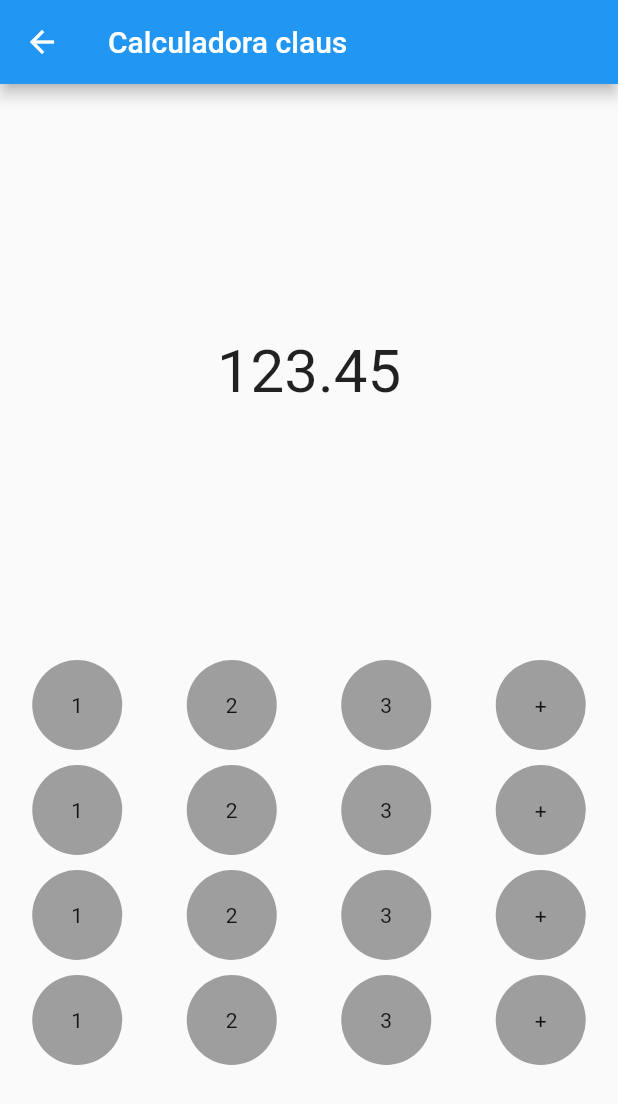
After one commit to klauscj1/capacitacion_icreativa_flutter, a Flutter app: the CalculadorClaus screen opened directly, on a phone screen of 412 x 824 dp. The commit adds this screen. Shown: the top 1104 px of the screen. Run offline on Flutter 3.47's test engine with Material 2 defaults, Android fonts, the phone set to English and light mode, and no system bars; our stand-ins replace math_expressions.

Commit message:
calculadoras revisiones

```diff
--- a/lib/ui/pages/calculador_menu.dart
+++ b/lib/ui/pages/calculador_menu.dart
@@ -4,6 +4,8 @@ import 'package:clase_2/ui/pages/calculadora_jorge.dart';
 import 'package:clase_2/ui/pages/calculadora_lina.dart';
 import 'package:clase_2/ui/widgets/menu_item_widget.dart';
 import 'package:flutter/material.dart';
+
+import 'calculadora_claus.dart';
 
 class CalculadoraMenu extends StatelessWidget {
   @override
@@ -41,6 +43,12 @@ class CalculadoraMenu extends StatelessWidget {
               titulo: 'Jorge Arevalo',
               subtitulo: 'Jorge Arevalo',
             ),
+            MenuItem(
+              pagina: CalculadorClaus(),
+              leading: 'JA',
+              titulo: 'Claus Chocho',
+              subtitulo: 'Claus Chocho',
+            ),
           ],
         ),
       ),
--- a/lib/ui/pages/calculadora_Edi.dart
+++ b/lib/ui/pages/calculadora_Edi.dart
@@ -6,14 +6,16 @@ class CalculadoraEdison extends StatefulWidget {
 }
 
 class _CalculadoraState extends State<CalculadoraEdison> {
-
   Widget crearBoton(String btntxt, String hero) {
     return FloatingActionButton(
       heroTag: '$hero',
       onPressed: () {
         calcular('$btntxt');
       },
-      child: Text('$btntxt',style: TextStyle(fontSize: 30),),
+      child: Text(
+        '$btntxt',
+        style: TextStyle(fontSize: 30),
+      ),
     );
   }
 
--- /dev/null
+++ b/lib/ui/pages/calculadora_claus.dart
@@ -0,0 +1,211 @@
+import 'package:flutter/material.dart';
+
+class CalculadorClaus extends StatefulWidget {
+  @override
+  _CalculadorClausState createState() => _CalculadorClausState();
+}
+
+class _CalculadorClausState extends State<CalculadorClaus> {
+  @override
+  Widget build(BuildContext context) {
+    return Scaffold(
+      appBar: AppBar(
+        title: Text('Calculadora claus'),
+      ),
+      body: Column(
+        children: [
+          Expanded(
+              child: Container(
+            child: Center(
+              child: Text(
+                '123.45',
+                style: TextStyle(fontSize: 40),
+              ),
+            ),
+          )),
+          Expanded(
+            child: Container(
+              child: Column(
+                children: [
+                  Row(
+                    mainAxisAlignment: MainAxisAlignment.spaceAround,
+                    children: [
+                      Container(
+                        decoration: BoxDecoration(
+                            color: Colors.grey,
+                            borderRadius:
+                                BorderRadius.all(Radius.circular(50))),
+                        width: 60,
+                        height: 60,
+                        child: Center(child: Text('1')),
+                      ),
+                      Container(
+                        decoration: BoxDecoration(
+                            color: Colors.grey,
+                            borderRadius:
+                                BorderRadius.all(Radius.circular(50))),
+                        width: 60,
+                        height: 60,
+                        child: Center(child: Text('2')),
+                      ),
+                      Container(
+                        decoration: BoxDecoration(
+                            color: Colors.grey,
+                            borderRadius:
+                                BorderRadius.all(Radius.circular(50))),
+                        width: 60,
+                        height: 60,
+                        child: Center(child: Text('3')),
+                      ),
+                      Container(
+                        decoration: BoxDecoration(
+                            color: Colors.grey,
+                            borderRadius:
+                                BorderRadius.all(Radius.circular(50))),
+                        width: 60,
+                        height: 60,
+                        child: Center(child: Text('+')),
+                      )
+                    ],
+                  ),
+                  SizedBox(
+                    height: 10,
+                  ),
+                  Row(
+                    mainAxisAlignment: MainAxisAlignment.spaceAround,
+                    children: [
+                      Container(
+                        decoration: BoxDecoration(
+                            color: Colors.grey,
+                            borderRadius:
+                                BorderRadius.all(Radius.circular(50))),
+                        width: 60,
+                        height: 60,
+                        child: Center(child: Text('1')),
+                      ),
+                      Container(
+                        decoration: BoxDecoration(
+                            color: Colors.grey,
+                            borderRadius:
+                                BorderRadius.all(Radius.circular(50))),
+                        width: 60,
+                        height: 60,
+                        child: Center(child: Text('2')),
+                      ),
+                      Container(
+                        decoration: BoxDecoration(
+                            color: Colors.grey,
+                            borderRadius:
+                                BorderRadius.all(Radius.circular(50))),
+                        width: 60,
+                        height: 60,
+                        child: Center(child: Text('3')),
+                      ),
+                      Container(
+                        decoration: BoxDecoration(
+                            color: Colors.grey,
+                            borderRadius:
+                                BorderRadius.all(Radius.circular(50))),
+                        width: 60,
+                        height: 60,
+                        child: Center(child: Text('+')),
+                      )
+                    ],
+                  ),
+                  SizedBox(
+                    height: 10,
+                  ),
+                  Row(
+                    mainAxisAlignment: MainAxisAlignment.spaceAround,
+                    children: [
+                      Container(
+                        decoration: BoxDecoration(
+                            color: Colors.grey,
+                            borderRadius:
+                                BorderRadius.all(Radius.circular(50))),
+                        width: 60,
+                        height: 60,
+                        child: Center(child: Text('1')),
+                      ),
+                      Container(
+                        decoration: BoxDecoration(
+                            color: Colors.grey,
+                            borderRadius:
+                                BorderRadius.all(Radius.circular(50))),
+                        width: 60,
+                        height: 60,
+                        child: Center(child: Text('2')),
+                      ),
+                      Container(
+                        decoration: BoxDecoration(
+                            color: Colors.grey,
+                            borderRadius:
+                                BorderRadius.all(Radius.circular(50))),
+                        width: 60,
+                        height: 60,
+                        child: Center(child: Text('3')),
+                      ),
+                      Container(
+                        decoration: BoxDecoration(
+                            color: Colors.grey,
+                            borderRadius:
+                                BorderRadius.all(Radius.circular(50))),
+                        width: 60,
+                        height: 60,
+                        child: Center(child: Text('+')),
+                      )
+                    ],
+                  ),
+                  SizedBox(
+                    height: 10,
+                  ),
+                  Row(
+                    mainAxisAlignment: MainAxisAlignment.spaceAround,
+                    children: [
+                      Container(
+                        decoration: BoxDecoration(
+                            color: Colors.grey,
+                            borderRadius:
+                                BorderRadius.all(Radius.circular(50))),
+                        width: 60,
+                        height: 60,
+                        child: Center(child: Text('1')),
+                      ),
+                      Container(
+                        decoration: BoxDecoration(
+                            color: Colors.grey,
+                            borderRadius:
+                                BorderRadius.all(Radius.circular(50))),
+                        width: 60,
+                        height: 60,
+                        child: Center(child: Text('2')),
+                      ),
+                      Container(
+                        decoration: BoxDecoration(
+                            color: Colors.grey,
+                            borderRadius:
+                                BorderRadius.all(Radius.circular(50))),
+                        width: 60,
+                        height: 60,
+                        child: Center(child: Text('3')),
+                      ),
+                      Container(
+                        decoration: BoxDecoration(
+                            color: Colors.grey,
+                            borderRadius:
+                                BorderRadius.all(Radius.circular(50))),
+                        width: 60,
+                        height: 60,
+                        child: Center(child: Text('+')),
+                      )
+                    ],
+                  )
+                ],
+              ),
+            ),
+          )
+        ],
+      ),
+    );
+  }
+}
--- a/lib/ui/pages/calculadora_gabriel.dart
+++ b/lib/ui/pages/calculadora_gabriel.dart
@@ -22,13 +22,19 @@ class _CalculadoraGabrielState extends State<CalculadoraGabriel> {
       body: Center(
         child: Column(
           children: [
-            Text(''),
+            SizedBox(
+              height: 5,
+            ),
             Text('$num1'),
             Text('$op'),
             Text('$num2'),
-            Text(''),
+            SizedBox(
+              height: 5,
+            ),
             Text('$respuesta'),
-            Text(''),
+            SizedBox(
+              height: 5,
+            ),
             Row(
               children: [
                 FloatingActionButton(
--- a/lib/ui/pages/calculadora_jorge.dart
+++ b/lib/ui/pages/calculadora_jorge.dart
@@ -17,38 +17,34 @@ class _CalculadoraJorgeState extends State<CalculadoraJorge> {
       if (buttonText == "C") {
         equation = "0";
         result = "0";
-        double equationFonSize = 38.0;
-        double resultFonSize = 48.0;
-      }
-      else if (buttonText == "⌫") {
-        double equationFonSize = 48.0;
-        double resultFonSize = 38.0;
+        // double equationFonSize = 38.0;
+        // double resultFonSize = 48.0;
+      } else if (buttonText == "⌫") {
+        // double equationFonSize = 48.0;
+        // double resultFonSize = 38.0;
         equation = equation.substring(0, equation.length - 1);
         if (equation == "") {
           equation = "0";
         }
-      }
-      else if (buttonText == "=") {
-        double equationFonSize = 38.0;
-        double resultFonSize = 48.0;
+      } else if (buttonText == "=") {
+        // double equationFonSize = 38.0;
+        // double resultFonSize = 48.0;
 
         expression = equation;
         expression = expression.replaceAll('×', '*');
         expression = expression.replaceAll('÷', '/');
-        try{
+        try {
           Parser p = new Parser();
           Expression exp = p.parse(expression);
 
           ContextModel contextModel = ContextModel();
           result = '${exp.evaluate(EvaluationType.REAL, contextModel)}';
-        }catch(e){
-          result ="Error";
-
+        } catch (e) {
+          result = "Error";
         }
-      }
-      else {
-        double equationFonSize = 48.0;
-        double resultFonSize = 38.0;
+      } else {
+        // double equationFonSize = 48.0;
+        // double resultFonSize = 38.0;
         if (equation == "0") {
           equation = buttonText;
         } else {
--- a/pubspec.yaml
+++ b/pubspec.yaml
@@ -3,7 +3,7 @@ description: A new Flutter project.
 
 # The following line prevents the package from being accidentally published to
 # pub.dev using `pub publish`. This is preferred for private packages.
-publish_to: 'none' # Remove this line if you wish to publish to pub.dev
+publish_to: "none" # Remove this line if you wish to publish to pub.dev
 
 # The following defines the version and build number for your application.
 # A version number is three numbers separated by dots, like 1.2.43
@@ -24,7 +24,6 @@ dependencies:
   flutter:
     sdk: flutter
 
-
   # The following adds the Cupertino Icons font to your application.
   # Use with the CupertinoIcons class for iOS style icons.
   cupertino_icons: ^0.1.3
@@ -39,7 +38,6 @@ dev_dependencies:
 
 # The following section is specific to Flutter.
 flutter:
-
   # The following line ensures that the Material Icons font is
   # included with your application, so that you can use the icons in
   # the material Icons class.
```
